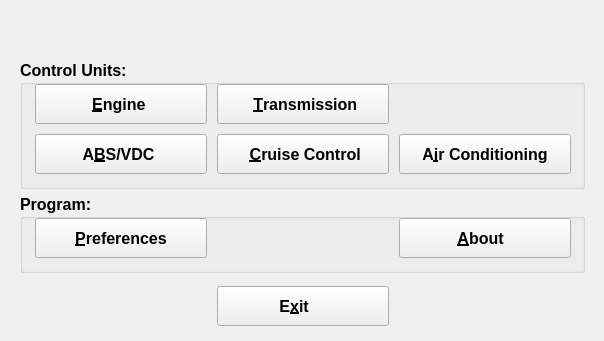
The window that ui/FreeSSM.ui (msatoh/Free-SSM-for-my-GDB) describes before a commit, drawn with Qt 5.
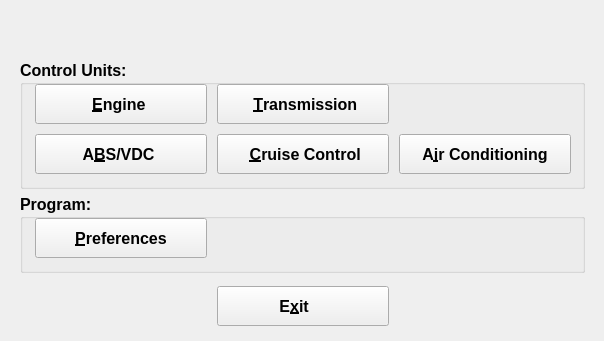
The same window after the commit. Icons and pictures are not drawn.

Commit message: remove about

Diff of the .ui file:
```diff
--- a/ui/FreeSSM.ui
+++ b/ui/FreeSSM.ui
@@ -221,30 +221,6 @@
     <property name="title">
      <string>Program:</string>
     </property>
-
-    <widget class="QPushButton" name="about_pushButton">
-     <property name="geometry">
-      <rect>
-       <x>379</x>
-       <y>24</y>
-       <width>172</width>
-       <height>40</height>
-      </rect>
-     </property>
-     <property name="text">
-      <string>         &amp;About           </string>
-     </property>
-     <property name="icon">
-      <iconset resource="../resources/FreeSSM.qrc">
-       <normaloff>:/icons/oxygen/32x32/help-about.png</normaloff>:/icons/oxygen/32x32/help-about.png</iconset>
-     </property>
-     <property name="iconSize">
-      <size>
-       <width>32</width>
-       <height>32</height>
-      </size>
-     </property>
-    </widget>
     <widget class="QPushButton" name="preferences_pushButton">
      <property name="geometry">
       <rect>
```
Left out of the diff: 2 changed lines with no effect on the pictures. The commit also changes 8 other files.
